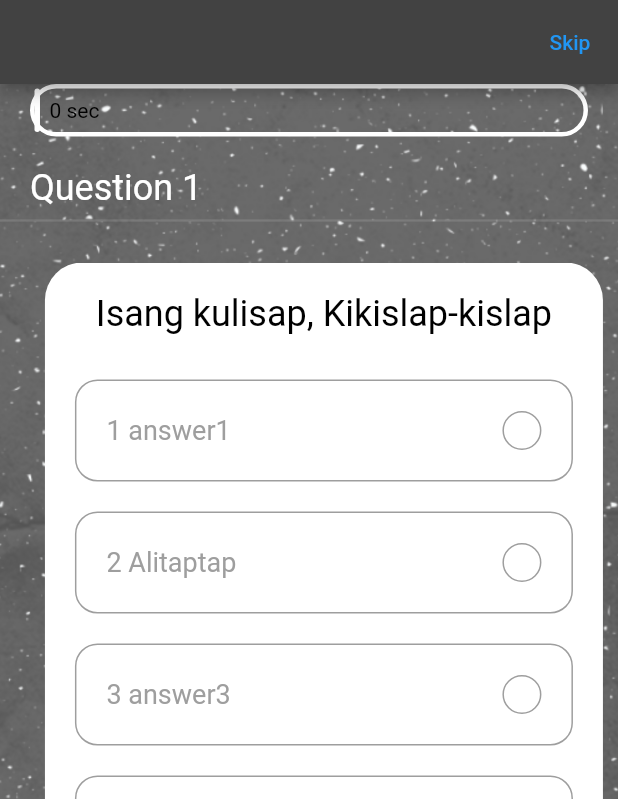
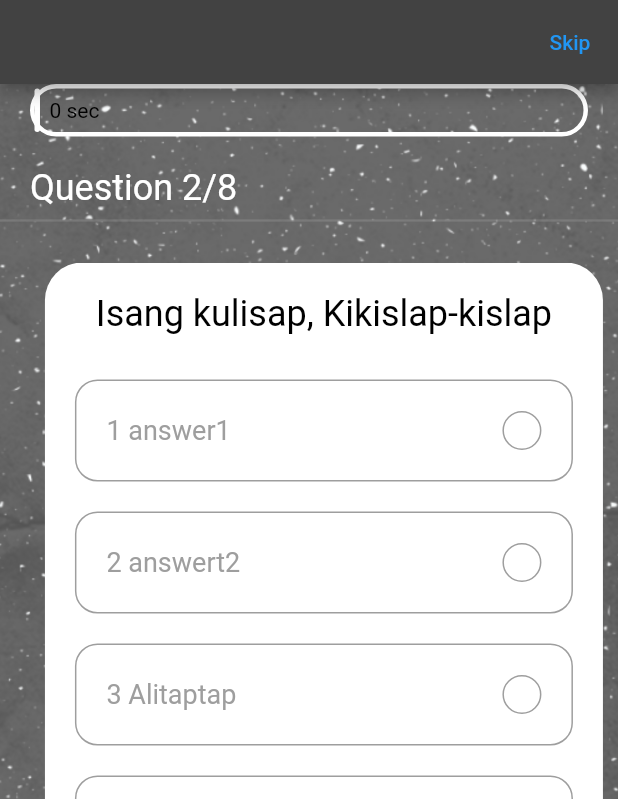
Before and after one commit to dumasrobert13/new_quiz_app, a Flutter app: the screen it shows after launch, after a tap on an icon or button, on a phone screen of 412 x 824 dp. Shown: the top 799 px of the screen. Run offline on Flutter 3.47's test engine with Material 2 defaults, Android fonts, the light colour scheme and no system bars; our stand-ins replace get.

Commit message:
added the easy questions

```diff
--- a/lib/controllers/question_controller.dart
+++ b/lib/controllers/question_controller.dart
@@ -49,9 +49,17 @@ class QuestionController extends GetxController
       ..addListener(() {
         update();
       });
+    //start of animation
     _animationController.forward();
     _pageController = PageController();
     super.onInit();
+  }
+
+  @override
+  void onClose() {
+    super.onClose();
+    _animationController.dispose();
+    _pageController.dispose();
   }
 
   //this will run if user choose an answer
@@ -87,4 +95,8 @@ class QuestionController extends GetxController
       _animationController.forward();
     }
   }
+
+  void updateTheQnNum(int index) {
+    _questionNumber.value = index + 1;
+  }
 }
--- a/lib/models/questions.dart
+++ b/lib/models/questions.dart
@@ -21,19 +21,43 @@ const List sample_data = [
   {
     "id": 2,
     "question": "Isang kulisap, Kikislap-kislap",
-    "options": ['answer1', 'Alitaptap', 'answer3', 'answer4'],
+    "options": ['answer1', 'answert2', 'Alitaptap', 'answer4'],
     "answer_index": 2,
   },
   {
     "id": 3,
     "question": "Matapat kong alipin, sunud-sunuran sa akin",
-    "options": ['answer1', 'Anino', 'answer3', 'answer4'],
+    "options": ['answer1', 'answer2', 'Anino', 'answer4'],
     "answer_index": 2,
   },
   {
     "id": 4,
     "question": "Mataas kung naka-upo, mababa kung nakatayo",
-    "options": ['answer1', 'Aso', 'answer3', 'answer4'],
+    "options": ['answer1', 'answer2', 'Aso', 'answer4'],
     "answer_index": 2,
   },
+  {
+    "id": 5,
+    "question": "hayan na, hayan na! hindi mo pa makita!",
+    "options": ['lupa', 'hangin', 'usok', 'tubig'],
+    "answer_index": 1,
+  },
+  {
+    "id": 6,
+    "question": "Bata pa si Nene, marunong nang manahi",
+    "options": ['bubuyog', 'langgam', 'tipaklong', 'gagamba'],
+    "answer_index": 3,
+  },
+  {
+    "id": 7,
+    "question": "Dalawang bolang magaling, malayo ang nararating.",
+    "options": ['mata', 'kamay', 'ilong', 'paa'],
+    "answer_index": 0,
+  },
+  {
+    "id": 8,
+    "question": "Hindi hari, hindi pari pero ang damit ay sari-sari.",
+    "options": ['palanggana', 'sampayan', 'kabinet', 'washing machine'],
+    "answer_index": 1,
+  },
 ];
--- a/lib/screens/quiz/components/body.dart
+++ b/lib/screens/quiz/components/body.dart
@@ -38,15 +38,26 @@ class Body extends StatelessWidget {
               //top text
               Padding(
                   padding: const EdgeInsets.symmetric(horizontal: 20),
-                child: Text.rich(
+                  child: Obx(
+                    //display of question number at the top
+                    () => Text.rich(
                       TextSpan(
-                    text: 'Question 1',
+                        text:
+                            "Question ${_questionController.questionNumber.value}",
+                        style: TextStyle(
+                          fontSize: 24,
+                        ),
+                        children: [
+                          TextSpan(
+                            text: "/${_questionController.questions.length}",
                             style: TextStyle(
                               fontSize: 24,
                             ),
                           ),
+                        ],
                       ),
                     ),
+                  )),
               Divider(thickness: 1.5),
               SizedBox(height: 20),
               //card
@@ -55,6 +66,7 @@ class Body extends StatelessWidget {
                   //user can't scroll to the next page
                   physics: NeverScrollableScrollPhysics(),
                   controller: _questionController.pageController,
+                  onPageChanged: _questionController.updateTheQnNum,
                   itemCount: _questionController.questions.length,
                   itemBuilder: (context, index) => QuestionCard(
                     question: _questionController.questions[index],
--- a/lib/screens/quiz/quiz_screen.dart
+++ b/lib/screens/quiz/quiz_screen.dart
@@ -6,6 +6,7 @@ class QuizScreen extends StatelessWidget {
 
   @override
   Widget build(BuildContext context) {
+
     return Scaffold(
       extendBodyBehindAppBar: true,
       appBar: AppBar(
```
Lines whose indentation alone changed are shown as unchanged.
